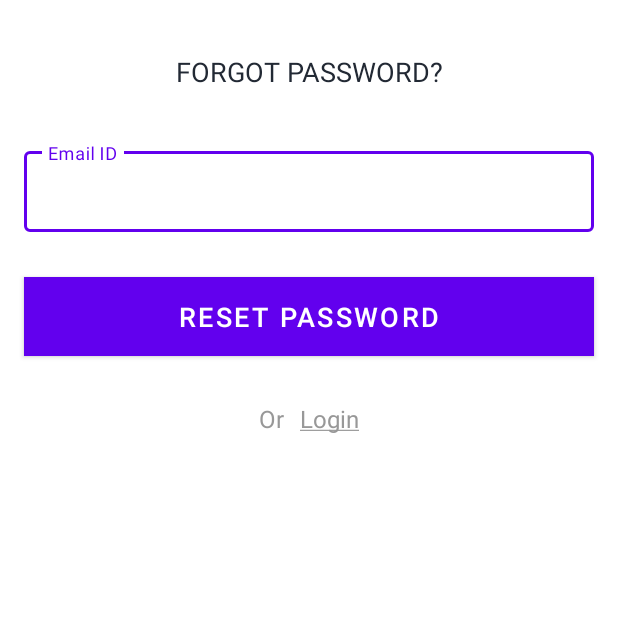
After one commit to GodLikeGill/EventScape, an Android app: the ForgotPasswordActivity screen opened directly, with no data from a screen before it, on a phone screen of 412 x 824 dp, the top half of it. The commit adds this screen. Run offline under Robolectric (Android 15) with nearby library versions, the phone set to English and light mode, and no system bars; our stand-ins replace Firebase (no records; nobody signed in at launch, a user with empty details on screens opened directly).

Commit message:
Second sprint edit

```diff
--- a/app/build.gradle
+++ b/app/build.gradle
@@ -26,6 +26,10 @@ android {
         sourceCompatibility JavaVersion.VERSION_1_8
         targetCompatibility JavaVersion.VERSION_1_8
     }
+
+    buildFeatures{
+        viewBinding true
+    }
 }
 
 dependencies {
--- a/app/src/main/AndroidManifest.xml
+++ b/app/src/main/AndroidManifest.xml
@@ -10,6 +10,9 @@
         android:supportsRtl="true"
         android:theme="@style/Theme.EventScape">
         <activity
+            android:name=".ForgotPasswordActivity"
+            android:exported="false" />
+        <activity
             android:name=".SplashActivity"
             android:exported="true">
             <intent-filter>
@@ -18,7 +21,7 @@
                 <category android:name="android.intent.category.LAUNCHER" />
             </intent-filter>
         </activity>
-        <activity android:name=".LoginActivity"/>
+        <activity android:name=".LoginActivity" />
     </application>
 
 </manifest>
--- /dev/null
+++ b/app/src/main/java/com/group5/eventscape/ForgotPasswordActivity.java
@@ -0,0 +1,76 @@
+package com.group5.eventscape;
+
+import androidx.annotation.NonNull;
+import androidx.appcompat.app.AppCompatActivity;
+
+import android.content.Intent;
+import android.os.Bundle;
+import android.util.Log;
+import android.view.View;
+import android.widget.Toast;
+
+import com.google.android.gms.tasks.OnCompleteListener;
+import com.google.android.gms.tasks.Task;
+import com.google.firebase.auth.FirebaseAuth;
+import com.group5.eventscape.databinding.ActivityForgotPasswordBinding;
+
+public class ForgotPasswordActivity extends AppCompatActivity implements View.OnClickListener {
+
+    private ActivityForgotPasswordBinding binding;
+    private FirebaseAuth mAuth;
+    private final String TAG = this.getClass().getCanonicalName();
+
+    @Override
+    protected void onCreate(Bundle savedInstanceState) {
+        super.onCreate(savedInstanceState);
+        this.binding = ActivityForgotPasswordBinding.inflate(getLayoutInflater());
+        setContentView(this.binding.getRoot());
+
+        this.binding.btnResetPassword.setOnClickListener(this);
+        this.binding.tvLogin.setOnClickListener(this);
+
+
+        this.mAuth = FirebaseAuth.getInstance();
+
+    }
+
+    @Override
+    public void onClick(View view) {
+        if (view != null){
+            switch (view.getId()){
+                case R.id.btnResetPassword:{
+                    Log.d(TAG, "onClick: Reset Password Clicked");
+                    this.resetPassword();
+                    break;
+                }
+                case R.id.tvLogin:{
+                    Log.d(TAG, "onClick: Login Clicked");
+
+                    Intent loginIntent = new Intent(this, LoginActivity.class);
+                    startActivity(loginIntent);
+                    break;
+                }
+            }
+        }
+    }
+
+    private void resetPassword(){
+        String emailText = this.binding.etEmail.getText().toString();
+
+        if (!emailText.isEmpty()) {
+            mAuth.sendPasswordResetEmail(emailText)
+                    .addOnCompleteListener(new OnCompleteListener<Void>() {
+                        @Override
+                        public void onComplete(@NonNull Task<Void> task) {
+                            if (task.isSuccessful()) {
+                                Toast.makeText(ForgotPasswordActivity.this, "We have sent you instructions to reset your password!", Toast.LENGTH_SHORT).show();
+                            } else {
+                                Toast.makeText(ForgotPasswordActivity.this, "Failed to send reset email!", Toast.LENGTH_SHORT).show();
+                            }
+                        }
+                    });
+        } else {
+            Toast.makeText(this, "Please enter valid email address", Toast.LENGTH_SHORT).show();
+        }
+    }
+}
--- a/app/src/main/java/com/group5/eventscape/LoginActivity.java
+++ b/app/src/main/java/com/group5/eventscape/LoginActivity.java
@@ -30,7 +30,7 @@ public class LoginActivity extends AppCompatActivity {
         pass = findViewById(R.id.etPassword);
 
         forgotPass.setOnClickListener(v -> {
-            //startActivity(new Intent(this, ForgotPasswordActivity.class));
+            startActivity(new Intent(this, ForgotPasswordActivity.class));
         });
 
         login.setOnClickListener(v -> {
--- /dev/null
+++ b/app/src/main/res/layout/activity_forgot_password.xml
@@ -0,0 +1,96 @@
+<?xml version="1.0" encoding="utf-8"?>
+<androidx.constraintlayout.widget.ConstraintLayout xmlns:android="http://schemas.android.com/apk/res/android"
+    xmlns:app="http://schemas.android.com/apk/res-auto"
+    xmlns:tools="http://schemas.android.com/tools"
+    android:layout_width="match_parent"
+    android:layout_height="match_parent"
+    tools:context=".ForgotPasswordActivity">
+
+    <TextView
+        android:id="@+id/tvTitle"
+        android:layout_width="wrap_content"
+        android:layout_height="wrap_content"
+        android:layout_marginTop="35dp"
+        android:text="@string/title_forgot_password"
+        android:textColor="@color/prim_text"
+        android:textSize="@dimen/title_textSize"
+        app:layout_constraintEnd_toEndOf="parent"
+        app:layout_constraintStart_toStartOf="parent"
+        app:layout_constraintTop_toTopOf="parent"/>
+
+    <com.google.android.material.textfield.TextInputLayout
+        android:id="@+id/tilEmail"
+        style="@style/Widget.MaterialComponents.TextInputLayout.OutlinedBox"
+        android:layout_width="match_parent"
+        android:layout_height="wrap_content"
+        android:layout_marginStart="16dp"
+        android:layout_marginTop="35dp"
+        android:layout_marginEnd="16dp"
+        android:hint="@string/et_hint_email_id"
+        android:textColorHint="@color/sec_text"
+        app:layout_constraintEnd_toEndOf="parent"
+        app:layout_constraintStart_toStartOf="parent"
+        app:layout_constraintTop_toBottomOf="@id/tvTitle">
+
+        <EditText
+            android:id="@+id/etEmail"
+            android:layout_width="match_parent"
+            android:layout_height="wrap_content"
+            android:inputType="textEmailAddress"
+            android:padding="@dimen/et_padding"
+            android:textColor="@color/prim_text"
+            android:textSize="@dimen/et_textSize"
+            tools:text="abc@gmail.com" />
+    </com.google.android.material.textfield.TextInputLayout>
+
+    <Button
+        android:id="@+id/btnResetPassword"
+        android:layout_width="match_parent"
+        android:layout_height="wrap_content"
+        android:layout_gravity="center"
+        android:layout_marginStart="16dp"
+        android:layout_marginTop="30dp"
+        android:layout_marginEnd="16dp"
+        android:background="@color/teal_700"
+        android:foreground="?attr/selectableItemBackground"
+        android:gravity="center"
+        android:paddingTop="@dimen/btn_padding"
+        android:paddingBottom="@dimen/btn_padding"
+        android:text="@string/btn_lbl_reset_password"
+        android:textColor="@android:color/white"
+        android:textSize="@dimen/btn_textSize"
+        app:layout_constraintEnd_toEndOf="parent"
+        app:layout_constraintStart_toStartOf="parent"
+        app:layout_constraintTop_toBottomOf="@id/tilEmail" />
+
+    <LinearLayout
+        android:layout_width="wrap_content"
+        android:layout_height="wrap_content"
+        android:layout_marginTop="25dp"
+        android:gravity="center_vertical"
+        android:orientation="horizontal"
+        app:layout_constraintEnd_toEndOf="parent"
+        app:layout_constraintStart_toStartOf="parent"
+        app:layout_constraintTop_toBottomOf="@id/btnResetPassword">
+
+        <TextView
+            android:id="@+id/tvOr"
+            android:layout_width="wrap_content"
+            android:layout_height="wrap_content"
+            android:padding="@dimen/clickable_text_view_padding"
+            android:text="@string/or"
+            android:textColor="@color/sec_text"
+            android:textSize="@dimen/lbl_text_view_textSize" />
+
+        <TextView
+            android:id="@+id/tvLogin"
+            android:layout_width="wrap_content"
+            android:layout_height="wrap_content"
+            android:foreground="?attr/selectableItemBackground"
+            android:padding="@dimen/clickable_text_view_padding"
+            android:text="@string/login"
+            android:textColor="@color/sec_text"
+            android:textSize="@dimen/lbl_text_view_textSize" />
+    </LinearLayout>
+
+</androidx.constraintlayout.widget.ConstraintLayout>
```
